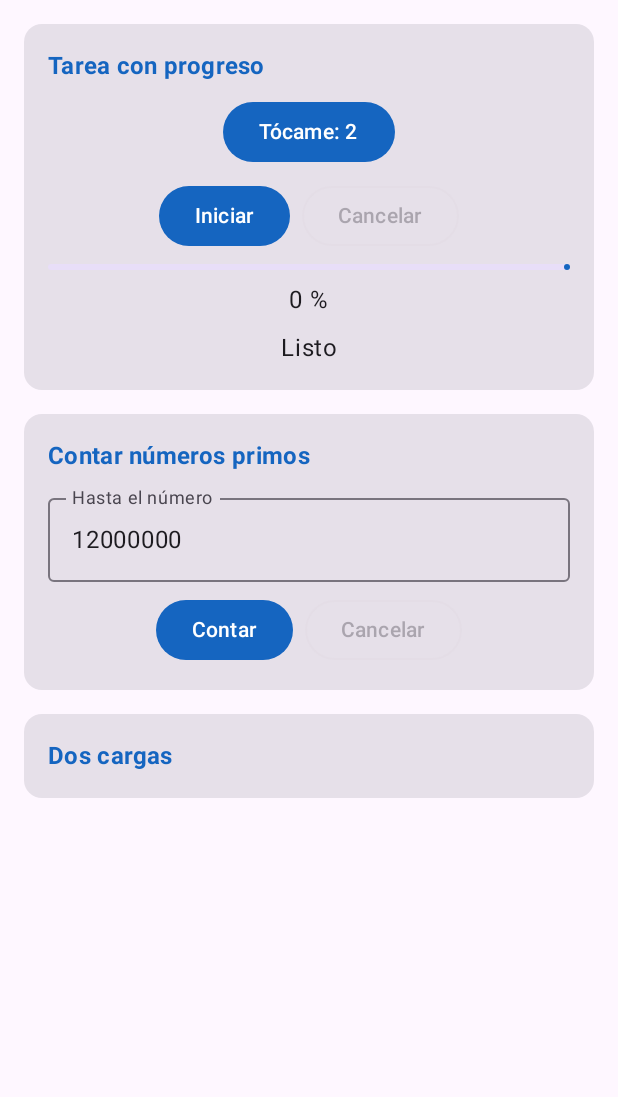
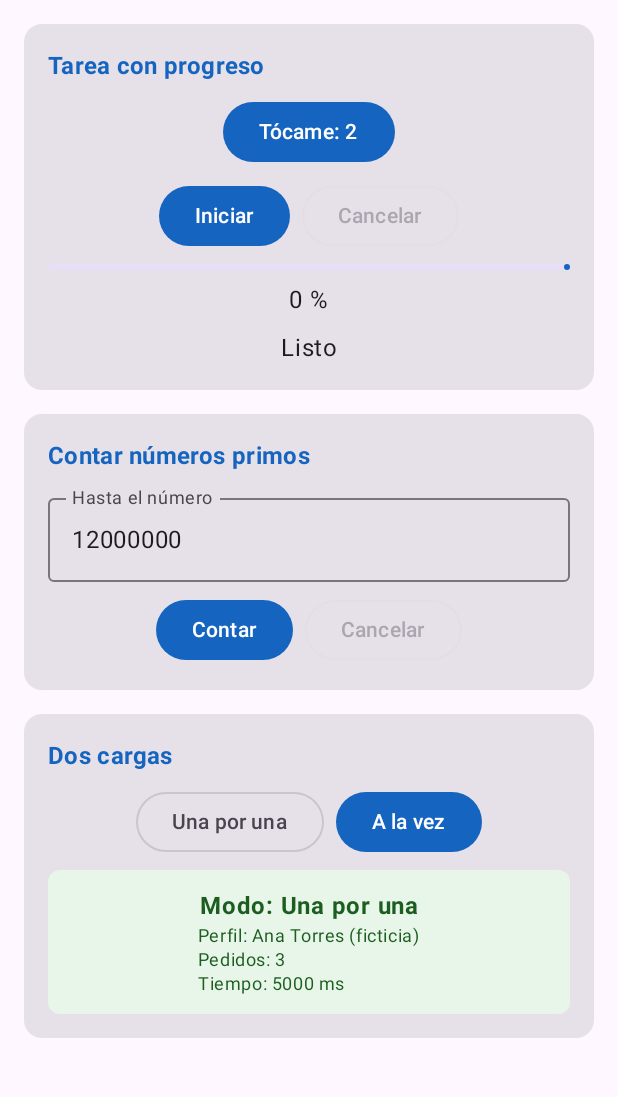
Before and after one commit to willardguillermo/CentroTareas, an Android app built with Jetpack Compose: the screen it shows after launch (MainActivity), after a tap on an icon or button, on a phone screen of 412 x 824 dp, the part 96-1193 px from its top. Run offline under Robolectric (Android 15) with nearby library versions, the phone set to English and light mode, and no system bars; 2 other taps on this screen came first.

Commit message:
feat(carga): compara carga secuencial y en paralelo con async
Una por una suma 2 s + 3 s y A la vez lanza ambas cargas con async dentro de coroutineScope y tarda lo que la mas lenta

```diff
--- a/app/src/main/java/com/tecsup/centrotareas/ui/PantallaTareas.kt
+++ b/app/src/main/java/com/tecsup/centrotareas/ui/PantallaTareas.kt
@@ -14,6 +14,7 @@ import androidx.compose.foundation.text.KeyboardOptions
 import androidx.compose.foundation.verticalScroll
 import androidx.compose.material3.Button
 import androidx.compose.material3.Card
+import androidx.compose.material3.CircularProgressIndicator
 import androidx.compose.material3.ExperimentalMaterial3Api
 import androidx.compose.material3.LinearProgressIndicator
 import androidx.compose.material3.MaterialTheme
@@ -35,6 +36,7 @@ import androidx.compose.ui.Modifier
 import androidx.compose.ui.text.font.FontWeight
 import androidx.compose.ui.text.input.KeyboardType
 import androidx.compose.ui.unit.dp
+import com.tecsup.centrotareas.model.CargaUi
 import com.tecsup.centrotareas.model.PrimosUi
 import com.tecsup.centrotareas.ui.theme.VerdeFondo
 import com.tecsup.centrotareas.ui.theme.VerdeTexto
@@ -47,6 +49,7 @@ fun PantallaTareas(vm: TareasViewModel) {
     val progreso by vm.progreso.collectAsState()
     val corriendo by vm.corriendo.collectAsState()
     val primos by vm.primos.collectAsState()
+    val carga by vm.carga.collectAsState()
     var toques by rememberSaveable { mutableIntStateOf(0) }
     var textoN by rememberSaveable { mutableStateOf("12000000") }
     var contadoHasta by rememberSaveable { mutableIntStateOf(0) }
@@ -54,6 +57,7 @@ fun PantallaTareas(vm: TareasViewModel) {
     val numero = textoN.toIntOrNull()
     val numeroValido = numero != null && numero >= 2
     val calculando = primos == PrimosUi.Calculando
+    val cargando = carga == CargaUi.Cargando
 
     Scaffold(
         topBar = {
@@ -140,7 +144,31 @@ fun PantallaTareas(vm: TareasViewModel) {
                 }
             }
             TarjetaTarea(titulo = "Dos cargas") {
-                // TODO Pasos 6 y 7: Una por una, A la vez, Simular error y resultado
+                Row(horizontalArrangement = Arrangement.spacedBy(8.dp)) {
+                    OutlinedButton(
+                        onClick = { vm.cargarUnaPorUna() },
+                        enabled = !cargando
+                    ) {
+                        Text("Una por una")
+                    }
+                    Button(
+                        onClick = { vm.cargarALaVez() },
+                        enabled = !cargando
+                    ) {
+                        Text("A la vez")
+                    }
+                }
+                when (val estado = carga) {
+                    CargaUi.Inicial -> Unit
+                    CargaUi.Cargando -> CircularProgressIndicator()
+                    is CargaUi.Exito -> RecuadroExito(
+                        titulo = "Modo: ${estado.modo}",
+                        detalle = "Perfil: ${estado.perfil}\n" +
+                                "Pedidos: ${estado.pedidos}\n" +
+                                "Tiempo: ${estado.milisegundos} ms"
+                    )
+                    is CargaUi.Error -> Text(estado.mensaje)
+                }
             }
         }
     }
```
Also changed, not shown: app/src/main/java/com/tecsup/centrotareas/viewmodel/TareasViewModel.kt (+28 -1 lines).
